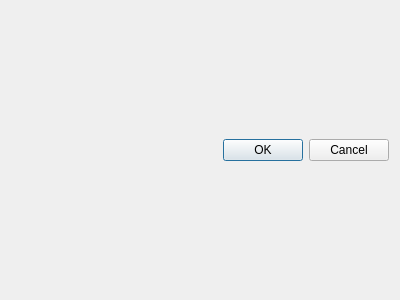
fhill122/brightnessSlider, file ui/settingwindow.ui: the form before one commit.
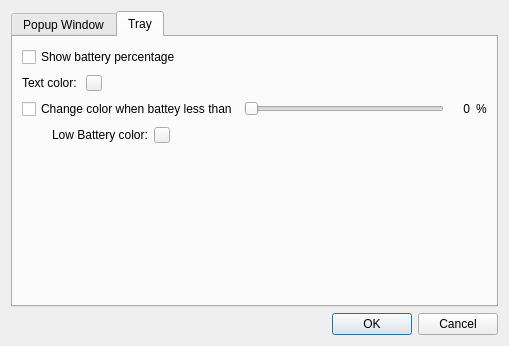
The form after the commit.

Commit message: update setting window ui

```diff
--- a/ui/settingwindow.ui
+++ b/ui/settingwindow.ui
@@ -6,14 +6,421 @@
    <rect>
     <x>0</x>
     <y>0</y>
-    <width>400</width>
-    <height>300</height>
+    <width>487</width>
+    <height>346</height>
    </rect>
   </property>
   <property name="windowTitle">
    <string>Dialog</string>
   </property>
   <layout class="QVBoxLayout" name="verticalLayout_2">
+   <item>
+    <widget class="QTabWidget" name="tabWidget">
+     <property name="currentIndex">
+      <number>1</number>
+     </property>
+     <widget class="QWidget" name="popupWindow">
+      <attribute name="title">
+       <string>Popup Window</string>
+      </attribute>
+      <layout class="QVBoxLayout" name="verticalLayout_4">
+       <property name="spacing">
+        <number>6</number>
+       </property>
+       <property name="topMargin">
+        <number>10</number>
+       </property>
+       <property name="bottomMargin">
+        <number>10</number>
+       </property>
+       <item>
+        <widget class="QGroupBox" name="groupBox_2">
+         <property name="title">
+          <string>Background</string>
+         </property>
+         <layout class="QVBoxLayout" name="verticalLayout_5">
+          <item>
+           <layout class="QHBoxLayout" name="horizontalLayout_7">
+            <item>
+             <widget class="QLabel" name="label_9">
+              <property name="text">
+               <string>Transparency: </string>
+              </property>
+             </widget>
+            </item>
+            <item>
+             <widget class="QSlider" name="horizontalSlider_3">
+              <property name="minimumSize">
+               <size>
+                <width>200</width>
+                <height>0</height>
+               </size>
+              </property>
+              <property name="maximumSize">
+               <size>
+                <width>200</width>
+                <height>16777215</height>
+               </size>
+              </property>
+              <property name="orientation">
+               <enum>Qt::Horizontal</enum>
+              </property>
+             </widget>
+            </item>
+            <item>
+             <widget class="QLabel" name="label_10">
+              <property name="minimumSize">
+               <size>
+                <width>20</width>
+                <height>0</height>
+               </size>
+              </property>
+              <property name="maximumSize">
+               <size>
+                <width>20</width>
+                <height>16777215</height>
+               </size>
+              </property>
+              <property name="text">
+               <string>0</string>
+              </property>
+              <property name="alignment">
+               <set>Qt::AlignRight|Qt::AlignTrailing|Qt::AlignVCenter</set>
+              </property>
+             </widget>
+            </item>
+            <item>
+             <widget class="QLabel" name="label_11">
+              <property name="text">
+               <string>%</string>
+              </property>
+             </widget>
+            </item>
+            <item>
+             <spacer name="horizontalSpacer_4">
+              <property name="orientation">
+               <enum>Qt::Horizontal</enum>
+              </property>
+              <property name="sizeHint" stdset="0">
+               <size>
+                <width>40</width>
+                <height>20</height>
+               </size>
+              </property>
+             </spacer>
+            </item>
+           </layout>
+          </item>
+          <item>
+           <layout class="QHBoxLayout" name="horizontalLayout_8">
+            <item>
+             <widget class="QLabel" name="label_12">
+              <property name="text">
+               <string>color: </string>
+              </property>
+             </widget>
+            </item>
+            <item>
+             <widget class="QPushButton" name="pushButton_5">
+              <property name="maximumSize">
+               <size>
+                <width>16</width>
+                <height>16</height>
+               </size>
+              </property>
+              <property name="text">
+               <string/>
+              </property>
+             </widget>
+            </item>
+            <item>
+             <spacer name="horizontalSpacer_6">
+              <property name="orientation">
+               <enum>Qt::Horizontal</enum>
+              </property>
+              <property name="sizeHint" stdset="0">
+               <size>
+                <width>40</width>
+                <height>20</height>
+               </size>
+              </property>
+             </spacer>
+            </item>
+           </layout>
+          </item>
+         </layout>
+        </widget>
+       </item>
+       <item>
+        <widget class="QGroupBox" name="groupBox">
+         <property name="title">
+          <string>Slider</string>
+         </property>
+         <layout class="QVBoxLayout" name="verticalLayout">
+          <item>
+           <widget class="QCheckBox" name="checkBox_2">
+            <property name="text">
+             <string>Match System color</string>
+            </property>
+           </widget>
+          </item>
+          <item>
+           <layout class="QHBoxLayout" name="horizontalLayout_6">
+            <item>
+             <widget class="QLabel" name="label_8">
+              <property name="text">
+               <string>Custom color: </string>
+              </property>
+             </widget>
+            </item>
+            <item>
+             <widget class="QPushButton" name="pushButton_4">
+              <property name="maximumSize">
+               <size>
+                <width>16</width>
+                <height>16</height>
+               </size>
+              </property>
+              <property name="text">
+               <string/>
+              </property>
+             </widget>
+            </item>
+            <item>
+             <spacer name="horizontalSpacer_5">
+              <property name="orientation">
+               <enum>Qt::Horizontal</enum>
+              </property>
+              <property name="sizeHint" stdset="0">
+               <size>
+                <width>40</width>
+                <height>20</height>
+               </size>
+              </property>
+             </spacer>
+            </item>
+           </layout>
+          </item>
+         </layout>
+        </widget>
+       </item>
+       <item>
+        <spacer name="verticalSpacer_2">
+         <property name="orientation">
+          <enum>Qt::Vertical</enum>
+         </property>
+         <property name="sizeHint" stdset="0">
+          <size>
+           <width>20</width>
+           <height>40</height>
+          </size>
+         </property>
+        </spacer>
+       </item>
+      </layout>
+     </widget>
+     <widget class="QWidget" name="tray">
+      <attribute name="title">
+       <string>Tray</string>
+      </attribute>
+      <layout class="QVBoxLayout" name="verticalLayout_3">
+       <property name="spacing">
+        <number>6</number>
+       </property>
+       <property name="topMargin">
+        <number>10</number>
+       </property>
+       <property name="bottomMargin">
+        <number>10</number>
+       </property>
+       <item>
+        <widget class="QCheckBox" name="cb_showPencentage">
+         <property name="text">
+          <string>Show battery percentage</string>
+         </property>
+         <property name="checked">
+          <bool>false</bool>
+         </property>
+        </widget>
+       </item>
+       <item>
+        <layout class="QHBoxLayout" name="horizontalLayout">
+         <item>
+          <widget class="QLabel" name="label">
+           <property name="text">
+            <string>Text color: </string>
+           </property>
+          </widget>
+         </item>
+         <item>
+          <widget class="QPushButton" name="pushButton">
+           <property name="sizePolicy">
+            <sizepolicy hsizetype="Fixed" vsizetype="Fixed">
+             <horstretch>0</horstretch>
+             <verstretch>0</verstretch>
+            </sizepolicy>
+           </property>
+           <property name="maximumSize">
+            <size>
+             <width>16</width>
+             <height>16</height>
+            </size>
+           </property>
+           <property name="styleSheet">
+            <string notr="true"/>
+           </property>
+           <property name="text">
+            <string/>
+           </property>
+           <property name="flat">
+            <bool>false</bool>
+           </property>
+          </widget>
+         </item>
+         <item>
+          <spacer name="horizontalSpacer">
+           <property name="orientation">
+            <enum>Qt::Horizontal</enum>
+           </property>
+           <property name="sizeHint" stdset="0">
+            <size>
+             <width>40</width>
+             <height>20</height>
+            </size>
+           </property>
+          </spacer>
+         </item>
+        </layout>
+       </item>
+       <item>
+        <layout class="QHBoxLayout" name="horizontalLayout_2">
+         <item>
+          <widget class="QCheckBox" name="cb_lowBattery">
+           <property name="text">
+            <string>Change color when battey less than</string>
+           </property>
+          </widget>
+         </item>
+         <item>
+          <widget class="QSlider" name="horizontalSlider">
+           <property name="minimumSize">
+            <size>
+             <width>200</width>
+             <height>0</height>
+            </size>
+           </property>
+           <property name="maximumSize">
+            <size>
+             <width>200</width>
+             <height>16777215</height>
+            </size>
+           </property>
+           <property name="orientation">
+            <enum>Qt::Horizontal</enum>
+           </property>
+          </widget>
+         </item>
+         <item>
+          <widget class="QLabel" name="sliderValue">
+           <property name="minimumSize">
+            <size>
+             <width>20</width>
+             <height>0</height>
+            </size>
+           </property>
+           <property name="maximumSize">
+            <size>
+             <width>20</width>
+             <height>16777215</height>
+            </size>
+           </property>
+           <property name="text">
+            <string>0</string>
+           </property>
+           <property name="alignment">
+            <set>Qt::AlignRight|Qt::AlignTrailing|Qt::AlignVCenter</set>
+           </property>
+          </widget>
+         </item>
+         <item>
+          <widget class="QLabel" name="label_2">
+           <property name="text">
+            <string>%</string>
+           </property>
+          </widget>
+         </item>
+         <item>
+          <spacer name="horizontalSpacer_3">
+           <property name="orientation">
+            <enum>Qt::Horizontal</enum>
+           </property>
+           <property name="sizeHint" stdset="0">
+            <size>
+             <width>40</width>
+             <height>20</height>
+            </size>
+           </property>
+          </spacer>
+         </item>
+        </layout>
+       </item>
+       <item>
+        <layout class="QHBoxLayout" name="horizontalLayout_3">
+         <property name="leftMargin">
+          <number>30</number>
+         </property>
+         <item>
+          <widget class="QLabel" name="label_3">
+           <property name="text">
+            <string>&lt;html&gt;&lt;head/&gt;&lt;body&gt;&lt;p&gt;     Low Battery color:&lt;/p&gt;&lt;/body&gt;&lt;/html&gt;</string>
+           </property>
+          </widget>
+         </item>
+         <item>
+          <widget class="QPushButton" name="pushButton_2">
+           <property name="maximumSize">
+            <size>
+             <width>16</width>
+             <height>16</height>
+            </size>
+           </property>
+           <property name="text">
+            <string/>
+           </property>
+          </widget>
+         </item>
+         <item>
+          <spacer name="horizontalSpacer_2">
+           <property name="orientation">
+            <enum>Qt::Horizontal</enum>
+           </property>
+           <property name="sizeHint" stdset="0">
+            <size>
+             <width>40</width>
+             <height>20</height>
+            </size>
+           </property>
+          </spacer>
+         </item>
+        </layout>
+       </item>
+       <item>
+        <spacer name="verticalSpacer">
+         <property name="orientation">
+          <enum>Qt::Vertical</enum>
+         </property>
+         <property name="sizeHint" stdset="0">
+          <size>
+           <width>20</width>
+           <height>40</height>
+          </size>
+         </property>
+        </spacer>
+       </item>
+      </layout>
+     </widget>
+    </widget>
+   </item>
    <item>
     <widget class="QDialogButtonBox" name="buttonBox">
      <property name="orientation">
```
Left out of the diff: 18 changed lines with no effect on the pictures.
